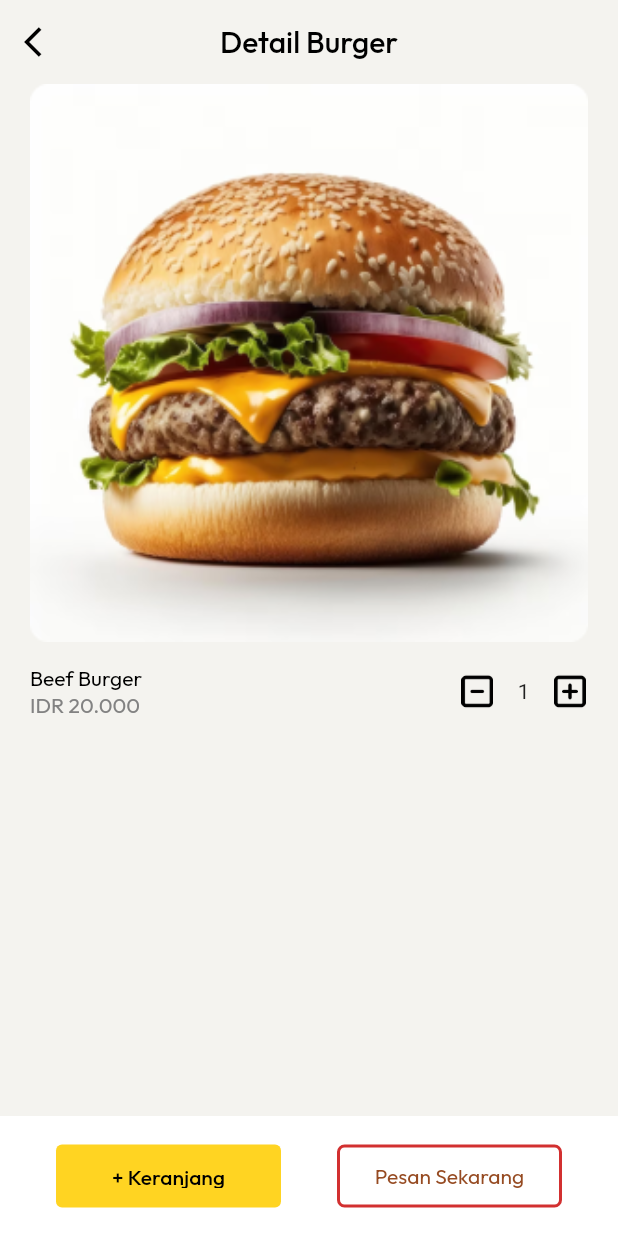
After one commit to wahidalqorni/buburger-app, a Flutter app: the screen it shows after launch, after a tap on "Beef Burger", on a phone screen of 412 x 824 dp. The commit adds this screen. Run offline on Flutter 3.47's test engine with Material 2 defaults, Android fonts, the phone set to English and light mode, and no system bars; our stand-ins replace google_fonts.

Commit message:
product detail page

```diff
--- /dev/null
+++ b/lib/pages/product_detail.dart
@@ -0,0 +1,136 @@
+import 'package:buburger_app/themes/themes.dart';
+import 'package:flutter/material.dart';
+
+class ProductDetail extends StatefulWidget {
+  const ProductDetail({super.key});
+
+  @override
+  State<ProductDetail> createState() => _ProductDetailState();
+}
+
+class _ProductDetailState extends State<ProductDetail> {
+  @override
+  Widget build(BuildContext context) {
+    return Scaffold(
+      backgroundColor: bgColor,
+      appBar: AppBar(
+        centerTitle: true,
+        title: Text(
+          "Detail Burger",
+          style: blackTextstyle,
+        ),
+        backgroundColor: bgColor,
+        elevation: 0,
+        leading: IconButton(
+          onPressed: () {
+            Navigator.pop(context);
+          },
+          icon: Icon(
+            Icons.arrow_back_ios,
+            color: blackColor,
+          ),
+        ),
+      ),
+      body: Container(
+        margin: EdgeInsets.only(left: 20, right: 20),
+        child: ListView(
+          children: [
+            Image.asset(
+              "assets/burger1.png",
+              width: double.infinity,
+              fit: BoxFit.cover,
+            ),
+            SizedBox(
+              height: 15,
+            ),
+            Row(
+              mainAxisAlignment: MainAxisAlignment.spaceBetween,
+              children: [
+                Column(
+                  crossAxisAlignment: CrossAxisAlignment.start,
+                  children: [
+                    Text(
+                      "Beef Burger",
+                      style: blackTextstyle,
+                    ),
+                    Text(
+                      "IDR 20.000",
+                      style: greyTextstyle,
+                    ),
+                  ],
+                ),
+                Row(
+                  children: [
+                    Image.asset(
+                      "assets/ic-kurang.png",
+                      width: 24,
+                      height: 24,
+                    ),
+                    SizedBox(
+                      width: 15,
+                    ),
+                    Text("1"),
+                    SizedBox(
+                      width: 15,
+                    ),
+                    Image.asset(
+                      "assets/ic-tambah.png",
+                      width: 24,
+                      height: 24,
+                    ),
+                  ],
+                ),
+              ],
+            ),
+            // Detail
+
+            // Komposisi
+          ],
+        ),
+      ),
+      // BottomNavigation
+      bottomNavigationBar: Container(
+        width: double.infinity,
+        height: 80,
+        color: whiteColor,
+        child: Row(
+          mainAxisAlignment: MainAxisAlignment.spaceEvenly,
+          children: [
+            // keranjang
+            Container(
+              width: 150,
+              height: 42,
+              child: TextButton(
+                style: TextButton.styleFrom(backgroundColor: primaryColor),
+                onPressed: null,
+                child: Padding(
+                  padding: const EdgeInsets.only(
+                    top: 5,
+                    bottom: 5,
+                    left: 19,
+                    right: 19,
+                  ),
+                  child: Text(
+                    "+ Keranjang",
+                    style: blackTextstyle,
+                  ),
+                ),
+              ),
+            ),
+
+            // Pesan Sekarang
+            Container(
+              width: 150,
+              height: 42,
+              decoration: BoxDecoration(
+                borderRadius: BorderRadius.circular(5),
+                border: Border.all(color: redColor, width: 2 ),
+              ),
+              child: Center(child: Text("Pesan Sekarang", style: secodaryTextstyle,)),
+            ),
+          ],
+        ),
+      ),
+    );
+  }
+}
--- a/lib/widgets/product_widget.dart
+++ b/lib/widgets/product_widget.dart
@@ -1,3 +1,4 @@
+import 'package:buburger_app/pages/product_detail.dart';
 import 'package:buburger_app/themes/themes.dart';
 import 'package:flutter/material.dart';
 
@@ -9,7 +10,11 @@ class ProductWidget extends StatelessWidget {
 
   @override
   Widget build(BuildContext context) {
-    return Container(
+    return InkWell(
+      onTap: () {
+        Navigator.push(context, MaterialPageRoute(builder: (builder) => ProductDetail() ));
+      },
+      child: Container(
         decoration: BoxDecoration(
           color: whiteColor,
           borderRadius: BorderRadius.circular(5),
@@ -32,6 +37,7 @@ class ProductWidget extends StatelessWidget {
              ),
           ],
         ),
+      ),
     );
   }
 }
```
Lines whose indentation alone changed are shown as unchanged.
